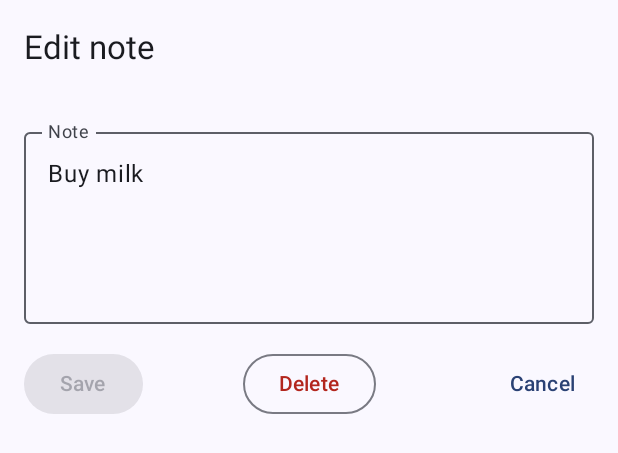
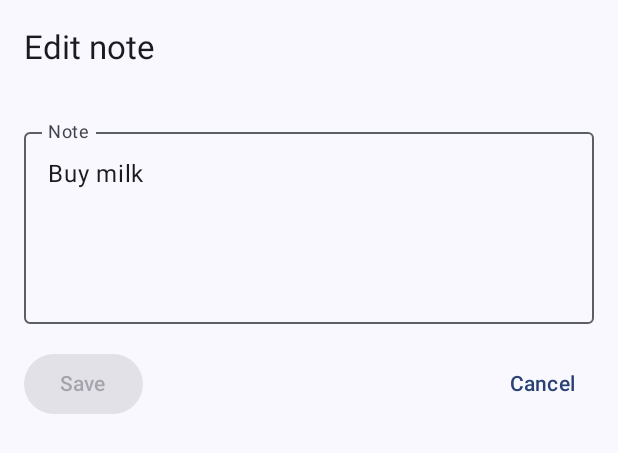
Before and after one commit to csande/persistent-notifications-app, an Android app built with Jetpack Compose: the @Preview function EditorScreenEditPreview, on a phone screen of 412 x 824 dp. Shown: the top 453 px of the screen. Run offline under Robolectric (Android 15) with nearby library versions, the phone set to English and light mode, and no system bars.

Commit message:
Removed the delete button from the activity

```diff
--- a/app/src/main/java/com/github/csande/persistentnotificationsapp/MainActivity.kt
+++ b/app/src/main/java/com/github/csande/persistentnotificationsapp/MainActivity.kt
@@ -43,7 +43,6 @@ class MainActivity : ComponentActivity() {
                     canSave = viewModel.canSave,
                     onFieldChange = viewModel::onFieldChange,
                     onSave = ::save,
-                    onDelete = ::delete,
                     onCancel = ::cancel,
                 )
             }
@@ -66,11 +65,6 @@ class MainActivity : ComponentActivity() {
         finish()
     }
 
-    private fun delete() {
-        viewModel.delete()
-        finish()
-    }
-
     /** Closes the editor and discards any unsaved changes. */
     private fun cancel() {
         finish()
--- a/app/src/main/java/com/github/csande/persistentnotificationsapp/ui/EditorScreen.kt
+++ b/app/src/main/java/com/github/csande/persistentnotificationsapp/ui/EditorScreen.kt
@@ -1,7 +1,6 @@
 package com.github.csande.persistentnotificationsapp.ui
 
 import androidx.compose.foundation.layout.Arrangement
-import androidx.compose.foundation.layout.Box
 import androidx.compose.foundation.layout.Column
 import androidx.compose.foundation.layout.Row
 import androidx.compose.foundation.layout.consumeWindowInsets
@@ -10,10 +9,7 @@ import androidx.compose.foundation.layout.fillMaxWidth
 import androidx.compose.foundation.layout.imePadding
 import androidx.compose.foundation.layout.padding
 import androidx.compose.material3.Button
-import androidx.compose.material3.ButtonDefaults
 import androidx.compose.material3.ExperimentalMaterial3Api
-import androidx.compose.material3.MaterialTheme
-import androidx.compose.material3.OutlinedButton
 import androidx.compose.material3.OutlinedTextField
 import androidx.compose.material3.Scaffold
 import androidx.compose.material3.Text
@@ -41,7 +37,6 @@ fun EditorScreen(
     canSave: Boolean,
     onFieldChange: (TextFieldValue) -> Unit,
     onSave: () -> Unit,
-    onDelete: () -> Unit,
     onCancel: () -> Unit,
     modifier: Modifier = Modifier,
 ) {
@@ -81,45 +76,17 @@ fun EditorScreen(
                     .focusRequester(focusRequester),
             )
 
-            // Each button sits in an equal-width slot, so the middle slot is truly centered
-            // regardless of how wide the labels on either side are.
+            // Save on the left, Cancel on the right. Notes are deleted from their notification.
             Row(
                 modifier = Modifier.fillMaxWidth(),
+                horizontalArrangement = Arrangement.SpaceBetween,
                 verticalAlignment = Alignment.CenterVertically,
             ) {
-                Box(
-                    modifier = Modifier.weight(1f),
-                    contentAlignment = Alignment.CenterStart,
-                ) {
-                    Button(onClick = onSave, enabled = canSave) {
-                        Text(stringResource(R.string.action_save))
-                    }
+                Button(onClick = onSave, enabled = canSave) {
+                    Text(stringResource(R.string.action_save))
                 }
-
-                // "Delete" only appears when an existing note is being edited.
-                if (isEditing) {
-                    Box(
-                        modifier = Modifier.weight(1f),
-                        contentAlignment = Alignment.Center,
-                    ) {
-                        OutlinedButton(
-                            onClick = onDelete,
-                            colors = ButtonDefaults.outlinedButtonColors(
-                                contentColor = MaterialTheme.colorScheme.error
-                            ),
-                        ) {
-                            Text(stringResource(R.string.action_delete))
-                        }
-                    }
-                }
-
-                Box(
-                    modifier = Modifier.weight(1f),
-                    contentAlignment = Alignment.CenterEnd,
-                ) {
-                    TextButton(onClick = onCancel) {
-                        Text(stringResource(R.string.action_cancel))
-                    }
+                TextButton(onClick = onCancel) {
+                    Text(stringResource(R.string.action_cancel))
                 }
             }
         }
@@ -136,7 +103,6 @@ private fun EditorScreenNewPreview() {
             canSave = true,
             onFieldChange = {},
             onSave = {},
-            onDelete = {},
             onCancel = {},
         )
     }
@@ -152,7 +118,6 @@ private fun EditorScreenEditPreview() {
             canSave = false,
             onFieldChange = {},
             onSave = {},
-            onDelete = {},
             onCancel = {},
         )
     }
```
Also changed, not shown: app/src/main/java/com/github/csande/persistentnotificationsapp/EditorViewModel.kt (+0 -7 lines).
